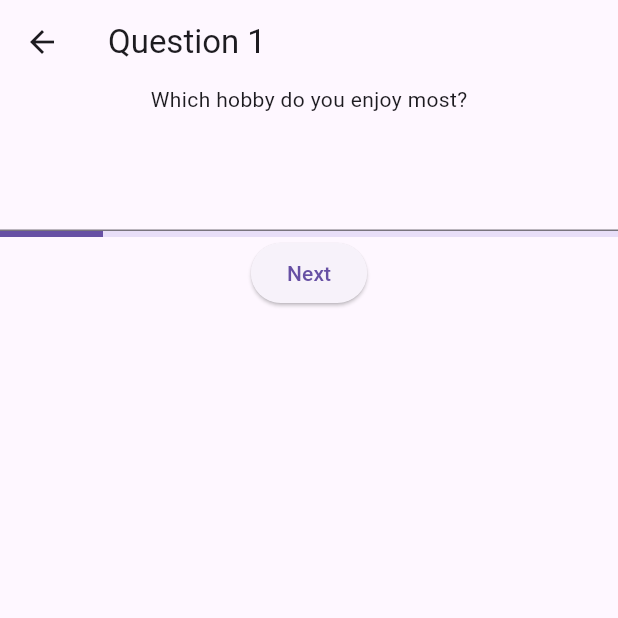
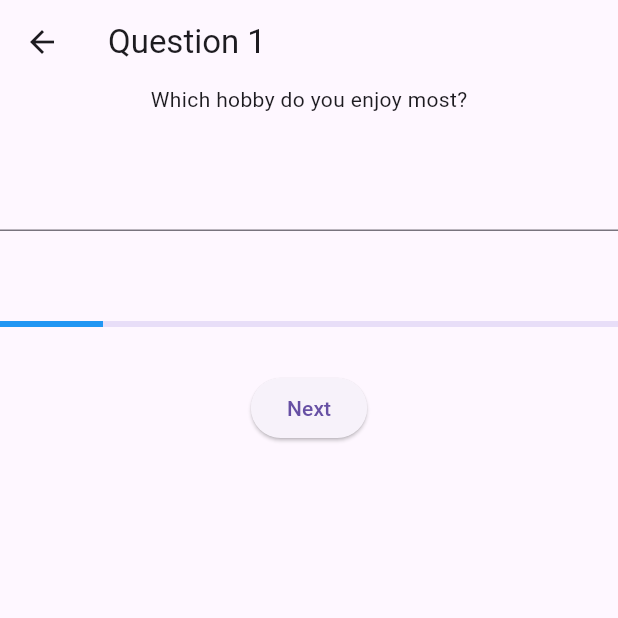
Before and after one commit to asiripr/priolearn, a Flutter app: the QuestionPage screen opened directly, on a phone screen of 412 x 824 dp, the top half of it. Run offline on Flutter 3.47's test engine with Material 3 defaults, Android fonts, the phone set to English and light mode, and no system bars; our stand-ins replace audioplayers, cloud_firestore, firebase_auth, firebase_core, firebase_storage, fl_chart and 2 more; missing offline and left inert: molten_navigationbar_flutter; accounts and stored records are empty.

Commit message:
fix the quiz

```diff
--- a/lib/get_favourations/question_page.dart
+++ b/lib/get_favourations/question_page.dart
@@ -31,16 +31,19 @@ class _QuestionPageState extends State<QuestionPage> {
       body: Column(
         children: [
           Text(question.question),
-          SizedBox(height: 30,),
+          const SizedBox(height: 30,),
           TextField(
             controller: textController,
             onChanged: (value){
               questionModel.updateAnswer(questionModel.currentPage, value);
             },
           ),
+          const SizedBox(height: 60,),
           LinearProgressIndicator(
+            color: Colors.blue,
             value: (questionModel.currentPage+1/questionModel.questions.length),
           ),
+          const SizedBox(height: 30,),
           ElevatedButton(
             onPressed:(){
               if (questionModel.currentPage < questionModel.questions.length) {
```
Also changed, not shown: lib/get_favourations/summary_page.dart (+33 -0 lines).
